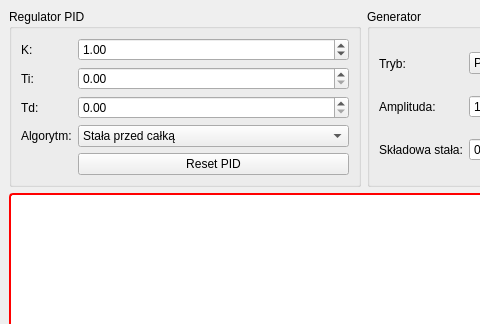
This is mainwindow.ui in MichalWalterowski/projektUAR as Qt 5 draws it before an edit; both pictures show x 0 to 480 and y 0 to 324 of the 1100 by 800 pixel window. The edited form follows.
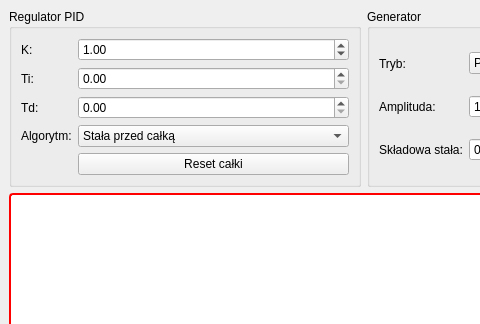
This is the edited form.

```diff
--- a/mainwindow.ui
+++ b/mainwindow.ui
@@ -101,7 +101,7 @@
          <item row="4" column="1">
           <widget class="QPushButton" name="btnPIDReset">
            <property name="text">
-            <string>Reset PID</string>
+            <string>Reset całki</string>
            </property>
           </widget>
          </item>
```
